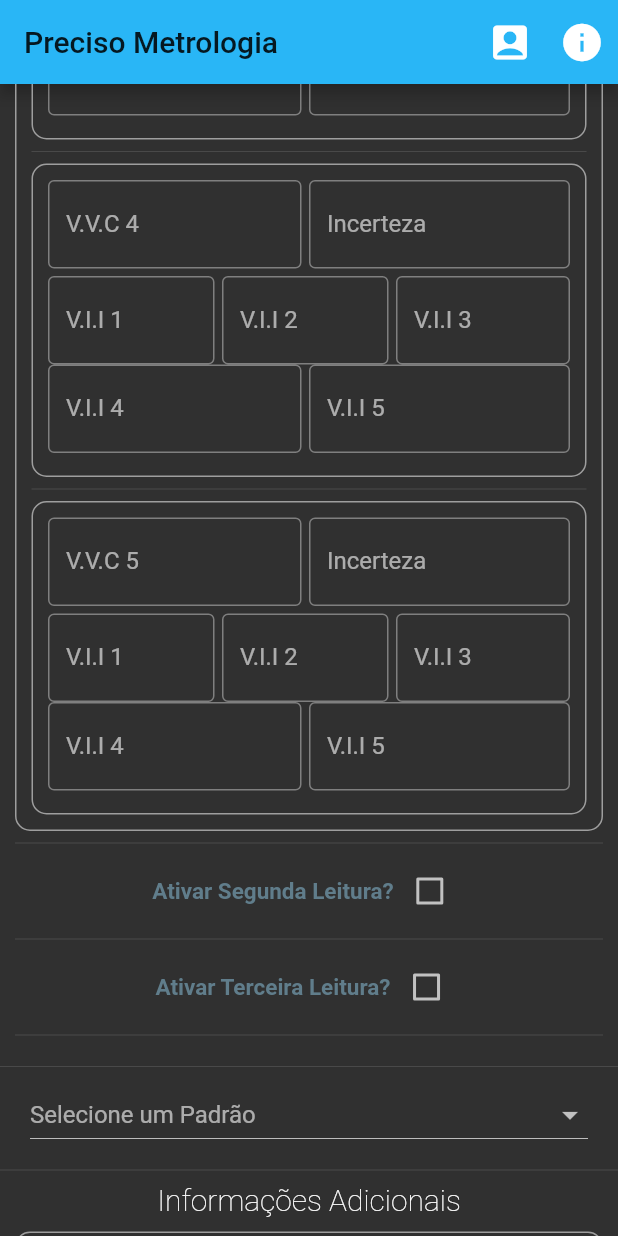
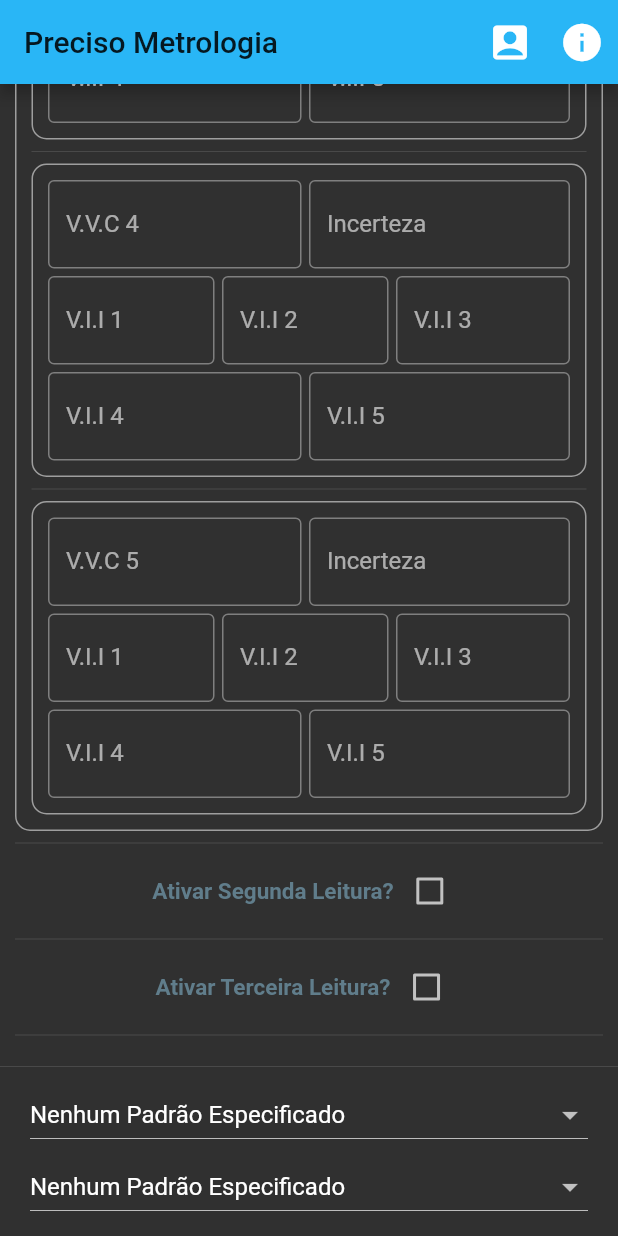
Before and after one commit to dev-whiteflag/preciso-metrologia-mobileapp, a Flutter app: the screen it shows once a user with an empty profile is signed in, scrolled down 1728 dp, on a phone screen of 412 x 824 dp. Run offline on Flutter 3.47's test engine with Material 2 defaults, Android fonts, the phone set to English and light mode, and no system bars; our stand-ins replace cloud_firestore, device_info, firebase_auth, firebase_core, shared_preferences; accounts and stored records are empty.

Commit message:
Added 2 more 'Padrão' properties - fixed some spacing between widgets

```diff
--- a/lib/logic/preciso-send-logic.dart
+++ b/lib/logic/preciso-send-logic.dart
@@ -205,7 +205,9 @@ Map<String, dynamic> dataRaw3 = {
 };
 
 Map<String, dynamic> dataPadrao = {
-  'Padrão':          selectedPadrao,
+  'Padrão 1':          selectedPadrao1,
+  'Padrão 2':          selectedPadrao2,
+  'Padrão 3':          selectedPadrao3,
 };
 
 Future<Null> sendFirebaseData(var selectedModel) async {
--- a/lib/offline-database/preciso-modelos/preciso-base/preciso-basic-padroes.dart
+++ b/lib/offline-database/preciso-modelos/preciso-base/preciso-basic-padroes.dart
@@ -1,8 +1,12 @@
 // ------------------------------------------------------------------------- //
 import 'package:flutter/material.dart';
 // ------------------------------------------------------------------------ //
-var selectionPadrao;
-var selectedPadrao;
+var selectionPadrao1 = '0';
+var selectionPadrao2 = '0';
+var selectionPadrao3 = '0';
+var selectedPadrao1 = '0';
+var selectedPadrao2 = '0';
+var selectedPadrao3 = '0';
 
 List<Map> precisoPadroes = [
   {"id": 0, "text": "Nenhum Padrão Especificado"},
@@ -28,15 +32,61 @@ class PrecisoBasePadroesDropdownState
                   isDense: false,
                   isExpanded: true,
                   hint: new Text("Selecione um Padrão"),
-                  value: selectionPadrao,
+                  value: selectionPadrao1,
                   onChanged: (String newValue) {
                     setState(() {
-                      selectionPadrao = newValue;
+                      selectionPadrao1 = newValue;
                     });
-                    print("Padrão: " + selectionPadrao);
+                    print("Padrão: " + selectionPadrao1);
                   },
                   items: precisoPadroes.map((Map map) {
-                    selectedPadrao = map["text"];
+                    selectedPadrao1 = map["text"];
+                    return new DropdownMenuItem<String>(
+                      value: map["id"].toString(),
+                      child: new Text(
+                        map["text"],
+                      ),
+                    );
+                  }).toList(),
+                )),
+                 Container(
+                margin: EdgeInsets.only(left: 10.0, right: 10.0),
+                child: new DropdownButton<String>(
+                  isDense: false,
+                  isExpanded: true,
+                  hint: new Text("Selecione um Padrão"),
+                  value: selectionPadrao2,
+                  onChanged: (String newValue) {
+                    setState(() {
+                      selectionPadrao2 = newValue;
+                    });
+                    print("Padrão: " + selectionPadrao2);
+                  },
+                  items: precisoPadroes.map((Map map) {
+                    selectedPadrao2 = map["text"];
+                    return new DropdownMenuItem<String>(
+                      value: map["id"].toString(),
+                      child: new Text(
+                        map["text"],
+                      ),
+                    );
+                  }).toList(),
+                )),
+                 Container(
+                margin: EdgeInsets.only(left: 10.0, right: 10.0),
+                child: new DropdownButton<String>(
+                  isDense: false,
+                  isExpanded: true,
+                  hint: new Text("Selecione um Padrão"),
+                  value: selectionPadrao3,
+                  onChanged: (String newValue) {
+                    setState(() {
+                      selectionPadrao3 = newValue;
+                    });
+                    print("Padrão: " + selectionPadrao3);
+                  },
+                  items: precisoPadroes.map((Map map) {
+                    selectedPadrao3 = map["text"];
                     return new DropdownMenuItem<String>(
                       value: map["id"].toString(),
                       child: new Text(
--- a/lib/offline-database/preciso-modelos/preciso-base/preciso-basic-raw-data.dart
+++ b/lib/offline-database/preciso-modelos/preciso-base/preciso-basic-raw-data.dart
@@ -165,7 +165,7 @@ class PrecisoBasicRawDataState extends State<PrecisoBasicRawData> {
                     Row(children: <Widget>[
                       Expanded(
                           child: Container(
-                              margin: EdgeInsets.only(right: 5.0, bottom: 5.0),
+                              margin: EdgeInsets.only(right: 5.0, top: 5.0),
                               child: TextFormField(
                                 controller: vcc1Vii41FormController,
                                 textCapitalization: TextCapitalization.none,
@@ -182,7 +182,7 @@ class PrecisoBasicRawDataState extends State<PrecisoBasicRawData> {
                               ))),
                       Expanded(
                           child: Container(
-                              margin: EdgeInsets.only(bottom: 5.0),
+                              margin: EdgeInsets.only(top: 5.0),
                               child: TextFormField(
                                 controller: vcc1Vii51FormController,
                                 textCapitalization: TextCapitalization.none,
@@ -301,7 +301,7 @@ class PrecisoBasicRawDataState extends State<PrecisoBasicRawData> {
                     Row(children: <Widget>[
                       Expanded(
                           child: Container(
-                              margin: EdgeInsets.only(right: 5.0, bottom: 5.0),
+                              margin: EdgeInsets.only(right: 5.0, top: 5.0),
                               child: TextFormField(
                                 controller: vcc2Vii41FormController,
                                 textCapitalization: TextCapitalization.none,
@@ -318,7 +318,7 @@ class PrecisoBasicRawDataState extends State<PrecisoBasicRawData> {
                               ))),
                       Expanded(
                           child: Container(
-                              margin: EdgeInsets.only(bottom: 5.0),
+                              margin: EdgeInsets.only(top: 5.0),
                               child: TextFormField(
                                 controller: vcc2Vii51FormController,
                                 textCapitalization: TextCapitalization.none,
@@ -437,7 +437,7 @@ class PrecisoBasicRawDataState extends State<PrecisoBasicRawData> {
                     Row(children: <Widget>[
                       Expanded(
                           child: Container(
-                              margin: EdgeInsets.only(right: 5.0, bottom: 5.0),
+                              margin: EdgeInsets.only(right: 5.0, top: 5.0),
                               child: TextFormField(
                                 controller: vcc3Vii41FormController,
                                 textCapitalization: TextCapitalization.none,
@@ -454,7 +454,7 @@ class PrecisoBasicRawDataState extends State<PrecisoBasicRawData> {
                               ))),
                       Expanded(
                           child: Container(
-                              margin: EdgeInsets.only(bottom: 5.0),
+                              margin: EdgeInsets.only(top: 5.0),
                               child: TextFormField(
                                 controller: vcc3Vii51FormController,
                                 textCapitalization: TextCapitalization.none,
@@ -573,7 +573,7 @@ class PrecisoBasicRawDataState extends State<PrecisoBasicRawData> {
                     Row(children: <Widget>[
                       Expanded(
                           child: Container(
-                              margin: EdgeInsets.only(right: 5.0, bottom: 5.0),
+                              margin: EdgeInsets.only(right: 5.0, top: 5.0),
                               child: TextFormField(
                                 controller: vcc4Vii41FormController,
                                 textCapitalization: TextCapitalization.none,
@@ -590,7 +590,7 @@ class PrecisoBasicRawDataState extends State<PrecisoBasicRawData> {
                               ))),
                       Expanded(
                           child: Container(
-                              margin: EdgeInsets.only(bottom: 5.0),
+                              margin: EdgeInsets.only(top: 5.0),
                               child: TextFormField(
                                 controller: vcc4Vii51FormController,
                                 textCapitalization: TextCapitalization.none,
@@ -708,7 +708,7 @@ class PrecisoBasicRawDataState extends State<PrecisoBasicRawData> {
                     Row(children: <Widget>[
                       Expanded(
                           child: Container(
-                              margin: EdgeInsets.only(right: 5.0, bottom: 5.0),
+                              margin: EdgeInsets.only(right: 5.0, top: 5.0),
                               child: TextFormField(
                                 controller: vcc5Vii41FormController,
                                 textCapitalization: TextCapitalization.none,
@@ -725,7 +725,7 @@ class PrecisoBasicRawDataState extends State<PrecisoBasicRawData> {
                               ))),
                       Expanded(
                           child: Container(
-                              margin: EdgeInsets.only(bottom: 5.0),
+                              margin: EdgeInsets.only(top: 5.0),
                               child: TextFormField(
                                 controller: vcc5Vii51FormController,
                                 textCapitalization: TextCapitalization.none,
--- a/lib/offline-database/preciso-modelos/preciso-base/preciso-basico-raw-data-aux.dart
+++ b/lib/offline-database/preciso-modelos/preciso-base/preciso-basico-raw-data-aux.dart
@@ -118,7 +118,7 @@ var thirdReading = Container(
           Row(children: <Widget>[
             Expanded(
                 child: Container(
-                    margin: EdgeInsets.only(right: 5.0, bottom: 5.0),
+                    margin: EdgeInsets.only(right: 5.0, top: 5.0),
                     child: TextFormField(
                       controller: vcc1Vii43FormController,
                       textCapitalization: TextCapitalization.none,
@@ -135,7 +135,7 @@ var thirdReading = Container(
                     ))),
             Expanded(
                 child: Container(
-                    margin: EdgeInsets.only(bottom: 5.0),
+                    margin: EdgeInsets.only(top: 5.0),
                     child: TextFormField(
                       controller: vcc1Vii53FormController,
                       textCapitalization: TextCapitalization.none,
@@ -254,7 +254,7 @@ var thirdReading = Container(
           Row(children: <Widget>[
             Expanded(
                 child: Container(
-                    margin: EdgeInsets.only(right: 5.0, bottom: 5.0),
+                    margin: EdgeInsets.only(right: 5.0, top: 5.0),
                     child: TextFormField(
                       controller: vcc2Vii43FormController,
                       textCapitalization: TextCapitalization.none,
@@ -271,7 +271,7 @@ var thirdReading = Container(
                     ))),
             Expanded(
                 child: Container(
-                    margin: EdgeInsets.only(bottom: 5.0),
+                    margin: EdgeInsets.only(top: 5.0),
                     child: TextFormField(
                       controller: vcc2Vii53FormController,
                       textCapitalization: TextCapitalization.none,
@@ -390,7 +390,7 @@ var thirdReading = Container(
           Row(children: <Widget>[
             Expanded(
                 child: Container(
-                    margin: EdgeInsets.only(right: 5.0, bottom: 5.0),
+                    margin: EdgeInsets.only(right: 5.0, top: 5.0),
                     child: TextFormField(
                       controller: vcc3Vii43FormController,
                       textCapitalization: TextCapitalization.none,
@@ -407,7 +407,7 @@ var thirdReading = Container(
                     ))),
             Expanded(
                 child: Container(
-                    margin: EdgeInsets.only(bottom: 5.0),
+                    margin: EdgeInsets.only(top: 5.0),
                     child: TextFormField(
                       controller: vcc3Vii53FormController,
                       textCapitalization: TextCapitalization.none,
@@ -526,7 +526,7 @@ var thirdReading = Container(
           Row(children: <Widget>[
             Expanded(
                 child: Container(
-                    margin: EdgeInsets.only(right: 5.0, bottom: 5.0),
+                    margin: EdgeInsets.only(right: 5.0, top: 5.0),
                     child: TextFormField(
                       controller: vcc4Vii43FormController,
                       textCapitalization: TextCapitalization.none,
@@ -543,7 +543,7 @@ var thirdReading = Container(
                     ))),
             Expanded(
                 child: Container(
-                    margin: EdgeInsets.only(bottom: 5.0),
+                    margin: EdgeInsets.only(top: 5.0),
                     child: TextFormField(
                       controller: vcc4Vii53FormController,
                       textCapitalization: TextCapitalization.none,
@@ -661,7 +661,7 @@ var thirdReading = Container(
           Row(children: <Widget>[
             Expanded(
                 child: Container(
-                    margin: EdgeInsets.only(right: 5.0, bottom: 5.0),
+                    margin: EdgeInsets.only(right: 5.0, top: 5.0),
                     child: TextFormField(
                       controller: vcc5Vii43FormController,
                       textCapitalization: TextCapitalization.none,
@@ -678,7 +678,7 @@ var thirdReading = Container(
                     ))),
             Expanded(
                 child: Container(
-                    margin: EdgeInsets.only(bottom: 5.0),
+                    margin: EdgeInsets.only(top: 5.0),
                     child: TextFormField(
                       controller: vcc5Vii53FormController,
                       textCapitalization: TextCapitalization.none,
@@ -813,7 +813,7 @@ var secondReading = Container(
           Row(children: <Widget>[
             Expanded(
                 child: Container(
-                    margin: EdgeInsets.only(right: 5.0, bottom: 5.0),
+                    margin: EdgeInsets.only(right: 5.0, top: 5.0),
                     child: TextFormField(
                       controller: vcc1Vii42FormController,
                       textCapitalization: TextCapitalization.none,
@@ -830,7 +830,7 @@ var secondReading = Container(
                     ))),
             Expanded(
                 child: Container(
-                    margin: EdgeInsets.only(bottom: 5.0),
+                    margin: EdgeInsets.only(top: 5.0),
                     child: TextFormField(
                       controller: vcc1Vii52FormController,
                       textCapitalization: TextCapitalization.none,
@@ -949,7 +949,7 @@ var secondReading = Container(
           Row(children: <Widget>[
             Expanded(
                 child: Container(
-                    margin: EdgeInsets.only(right: 5.0, bottom: 5.0),
+                    margin: EdgeInsets.only(right: 5.0, top: 5.0),
                     child: TextFormField(
                       controller: vcc2Vii42FormController,
                       textCapitalization: TextCapitalization.none,
@@ -966,7 +966,7 @@ var secondReading = Container(
                     ))),
             Expanded(
                 child: Container(
-                    margin: EdgeInsets.only(bottom: 5.0),
+                    margin: EdgeInsets.only(top: 5.0),
                     child: TextFormField(
                       controller: vcc2Vii52FormController,
                       textCapitalization: TextCapitalization.none,
@@ -1085,7 +1085,7 @@ var secondReading = Container(
           Row(children: <Widget>[
             Expanded(
                 child: Container(
-                    margin: EdgeInsets.only(right: 5.0, bottom: 5.0),
+                    margin: EdgeInsets.only(right: 5.0, top: 5.0),
                     child: TextFormField(
                       controller: vcc3Vii42FormController,
                       textCapitalization: TextCapitalization.none,
@@ -1102,7 +1102,7 @@ var secondReading = Container(
                     ))),
             Expanded(
                 child: Container(
-                    margin: EdgeInsets.only(bottom: 5.0),
+                    margin: EdgeInsets.only(top: 5.0),
                     child: TextFormField(
                       controller: vcc3Vii52FormController,
                       textCapitalization: TextCapitalization.none,
@@ -1221,7 +1221,7 @@ var secondReading = Container(
           Row(children: <Widget>[
             Expanded(
                 child: Container(
-                    margin: EdgeInsets.only(right: 5.0, bottom: 5.0),
+                    margin: EdgeInsets.only(right: 5.0, top: 5.0),
                     child: TextFormField(
                       controller: vcc4Vii42FormController,
                       textCapitalization: TextCapitalization.none,
@@ -1238,7 +1238,7 @@ var secondReading = Container(
                     ))),
             Expanded(
                 child: Container(
-                    margin: EdgeInsets.only(bottom: 5.0),
+                    margin: EdgeInsets.only(top: 5.0),
                     child: TextFormField(
                       controller: vcc4Vii52FormController,
                       textCapitalization: TextCapitalization.none,
@@ -1356,7 +1356,7 @@ var secondReading = Container(
           Row(children: <Widget>[
             Expanded(
                 child: Container(
-                    margin: EdgeInsets.only(right: 5.0, bottom: 5.0),
+                    margin: EdgeInsets.only(right: 5.0, top: 5.0),
                     child: TextFormField(
                       controller: vcc5Vii42FormController,
                       textCapitalization: TextCapitalization.none,
@@ -1373,7 +1373,7 @@ var secondReading = Container(
                     ))),
             Expanded(
                 child: Container(
-                    margin: EdgeInsets.only(bottom: 5.0),
+                    margin: EdgeInsets.only(top: 5.0),
                     child: TextFormField(
                       controller: vcc5Vii52FormController,
                       textCapitalization: TextCapitalization.none,
--- a/lib/offline-database/preciso-modelos/preciso-manometro/preciso-manometro-cert-info.dart
+++ b/lib/offline-database/preciso-modelos/preciso-manometro/preciso-manometro-cert-info.dart
@@ -209,6 +209,7 @@ class PrecisoManometroCertInfoState extends State<PrecisoManometroCertInfo> {
                 )),
               ],
             ),
+            Divider(),
             Container(
                 margin: EdgeInsets.only(top: 5.0),
                 child: TextFormField(
```
